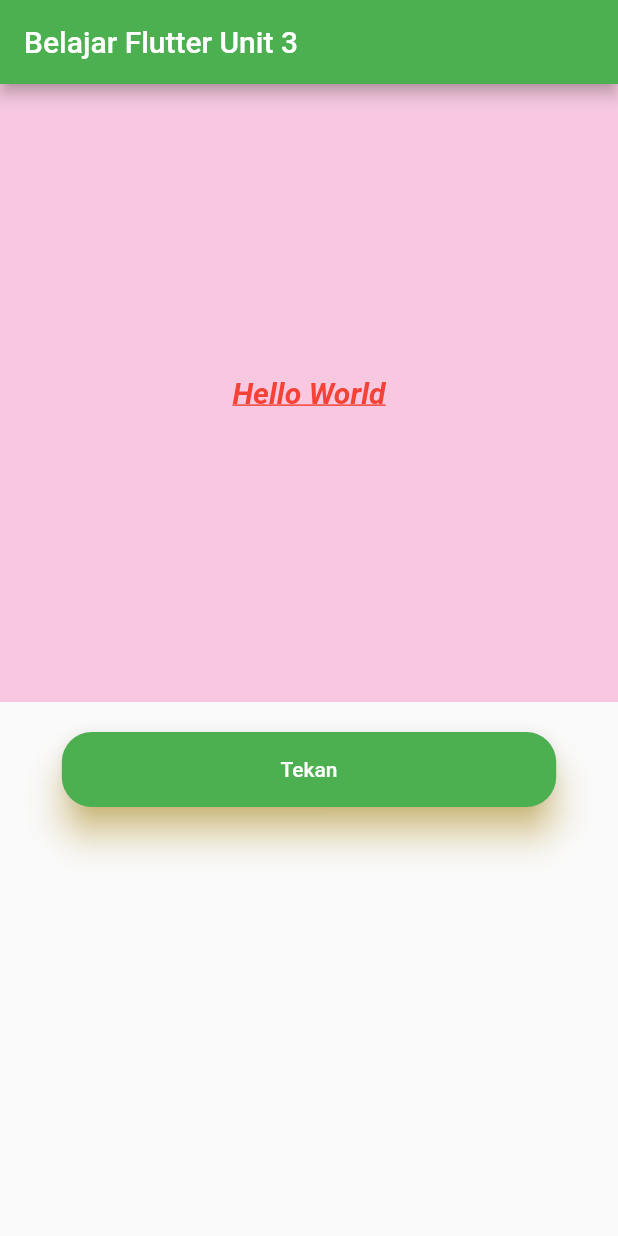
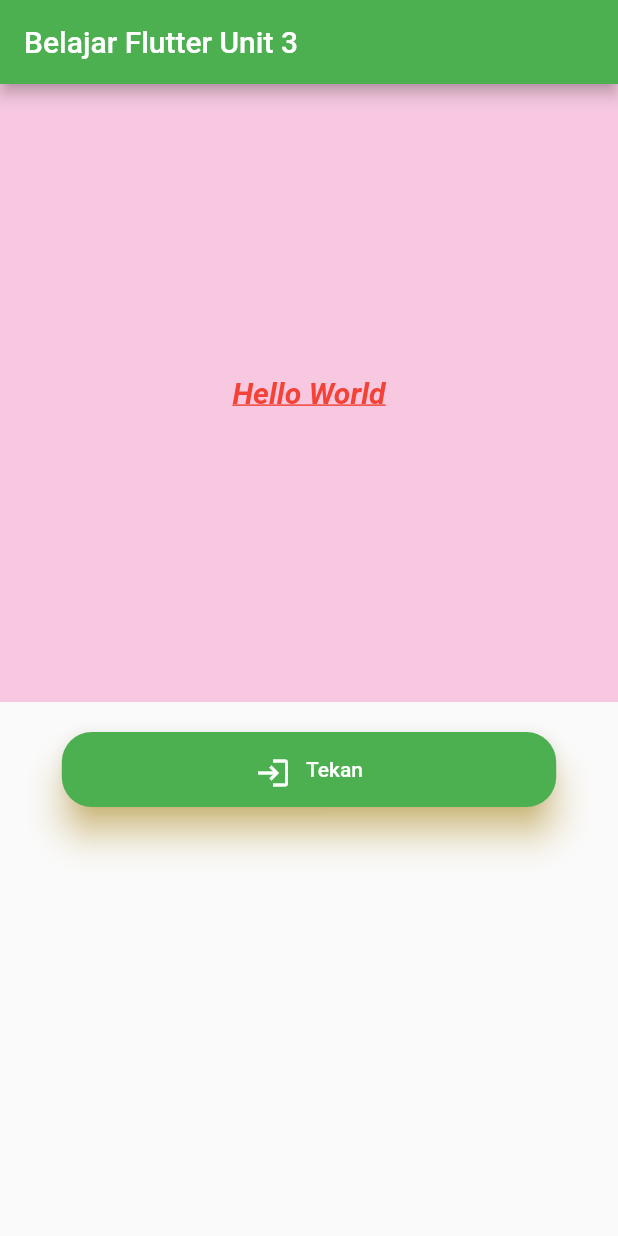
Before and after one commit to simax1721/belajar_flutter_unit3-1, a Flutter app: the screen it shows after launch, on a phone screen of 412 x 824 dp. Run offline on Flutter 3.47's test engine with Material 2 defaults, Android fonts, the phone set to English and light mode, and no system bars.

```diff
--- a/lib/my_home_page.dart
+++ b/lib/my_home_page.dart
@@ -1,5 +1,6 @@
 import 'dart:ui';
 
+import 'package:belajar_flutter_unit3/second_page.dart';
 import 'package:flutter/material.dart';
 import 'package:flutter/src/widgets/framework.dart';
 
@@ -35,13 +36,19 @@ class MyHomePage extends StatelessWidget {
               ),
             ),
           ),
-          SizedBox(height: 20),
+          const SizedBox(height: 20),
           SizedBox(
             height: 50,
             width: MediaQuery.of(context).size.width * 0.8,
             child: ElevatedButton(
-              onPressed: () {},
-              child: Text("Tekan"),
+              onPressed: () {
+                Navigator.push(
+                  context,
+                  MaterialPageRoute(builder: (context) {
+                    return const SecondPage();
+                  }),
+                );
+              },
               style: ElevatedButton.styleFrom(
                 backgroundColor: Colors.green,
                 shape: RoundedRectangleBorder(
@@ -49,10 +56,18 @@ class MyHomePage extends StatelessWidget {
                 ),
                 elevation: 10,
                 shadowColor: Colors.amber,
-                padding: EdgeInsets.symmetric(
+                padding: const EdgeInsets.symmetric(
                   horizontal: 30,
                   vertical: 15,
                 ),
+              ),
+              child: Row(
+                mainAxisAlignment: MainAxisAlignment.center,
+                children: const [
+                  Icon(Icons.login),
+                  SizedBox(width: 10),
+                  Text("Tekan"),
+                ],
               ),
             ),
           )
--- a/pubspec.yaml
+++ b/pubspec.yaml
@@ -60,8 +60,8 @@ flutter:
   uses-material-design: true
 
   # To add assets to your application, add an assets section, like this:
-  # assets:
-  #   - images/a_dot_burr.jpeg
+  assets:
+    - assets/
   #   - images/a_dot_ham.jpeg
 
   # An image asset can refer to one or more resolution-specific "variants", see
```
Also changed, not shown: lib/second_page.dart (added, +32 -0 lines), assets/gambar.png (added).
